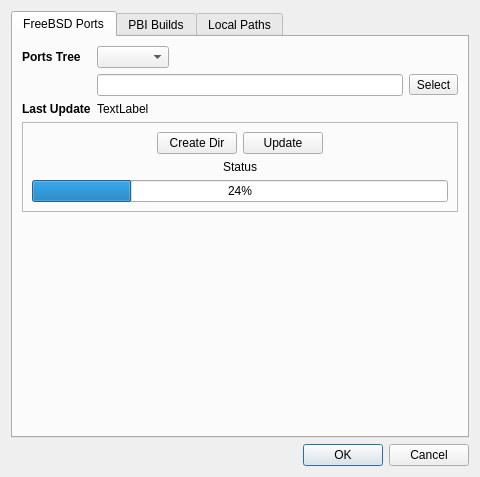
The window that src-qt4/EasyPBI-devel/preferencesDialog.ui (trueos/pcbsd) describes before a commit, drawn with Qt 5.
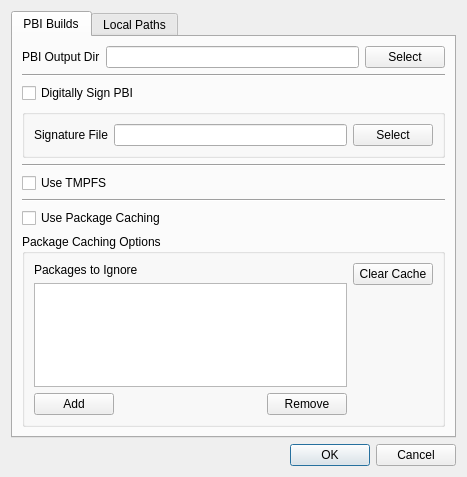
The same window after the commit. Icons and pictures are not drawn.

Commit message: Start the process of pruning the ports structures from the preferences dialog

Diff of the .ui file:
```diff
--- a/src-qt4/EasyPBI-devel/preferencesDialog.ui
+++ b/src-qt4/EasyPBI-devel/preferencesDialog.ui
@@ -22,164 +22,6 @@
      <property name="currentIndex">
       <number>0</number>
      </property>
-     <widget class="QWidget" name="tab_ports">
-      <attribute name="icon">
-       <iconset resource="EasyPBI.qrc">
-        <normaloff>:/png/icons/freebsd.png</normaloff>:/png/icons/freebsd.png</iconset>
-      </attribute>
-      <attribute name="title">
-       <string>FreeBSD Ports</string>
-      </attribute>
-      <layout class="QVBoxLayout" name="verticalLayout_5">
-       <item>
-        <layout class="QFormLayout" name="formLayout_3">
-         <property name="fieldGrowthPolicy">
-          <enum>QFormLayout::ExpandingFieldsGrow</enum>
-         </property>
-         <item row="0" column="0">
-          <widget class="QLabel" name="label_11">
-           <property name="font">
-            <font>
-             <weight>75</weight>
-             <bold>true</bold>
-            </font>
-           </property>
-           <property name="text">
-            <string>Ports Tree</string>
-           </property>
-          </widget>
-         </item>
-         <item row="0" column="1">
-          <widget class="QComboBox" name="list_portsDirectories"/>
-         </item>
-         <item row="1" column="1">
-          <layout class="QHBoxLayout" name="horizontalLayout_14">
-           <item>
-            <widget class="QLineEdit" name="line_otherPortsDir"/>
-           </item>
-           <item>
-            <widget class="QToolButton" name="tool_otherPortsDir">
-             <property name="text">
-              <string>Select</string>
-             </property>
-            </widget>
-           </item>
-          </layout>
-         </item>
-         <item row="2" column="0">
-          <widget class="QLabel" name="label_12">
-           <property name="font">
-            <font>
-             <weight>75</weight>
-             <bold>true</bold>
-            </font>
-           </property>
-           <property name="text">
-            <string>Last Update</string>
-           </property>
-          </widget>
-         </item>
-         <item row="2" column="1">
-          <widget class="QLabel" name="label_portsUpdated">
-           <property name="text">
-            <string>TextLabel</string>
-           </property>
-          </widget>
-         </item>
-         <item row="3" column="0" colspan="2">
-          <widget class="QFrame" name="frame">
-           <property name="frameShape">
-            <enum>QFrame::StyledPanel</enum>
-           </property>
-           <property name="frameShadow">
-            <enum>QFrame::Raised</enum>
-           </property>
-           <layout class="QVBoxLayout" name="verticalLayout_7">
-            <item>
-             <layout class="QHBoxLayout" name="horizontalLayout_5">
-              <item>
-               <spacer name="horizontalSpacer_2">
-                <property name="orientation">
-                 <enum>Qt::Horizontal</enum>
-                </property>
-                <property name="sizeHint" stdset="0">
-                 <size>
-                  <width>40</width>
-                  <height>20</height>
-                 </size>
-                </property>
-               </spacer>
-              </item>
-              <item>
-               <widget class="QPushButton" name="push_fetchPorts">
-                <property name="text">
-                 <string>Create Dir</string>
-                </property>
-                <property name="icon">
-                 <iconset resource="EasyPBI.qrc">
-                  <normaloff>:/png/icons/plus.png</normaloff>:/png/icons/plus.png</iconset>
-                </property>
-               </widget>
-              </item>
-              <item>
-               <widget class="QPushButton" name="push_updatePorts">
-                <property name="text">
-                 <string>Update</string>
-                </property>
-               </widget>
-              </item>
-              <item>
-               <spacer name="horizontalSpacer_3">
-                <property name="orientation">
-                 <enum>Qt::Horizontal</enum>
-                </property>
-                <property name="sizeHint" stdset="0">
-                 <size>
-                  <width>40</width>
-                  <height>20</height>
-                 </size>
-                </property>
-               </spacer>
-              </item>
-             </layout>
-            </item>
-            <item>
-             <widget class="QLabel" name="label_status">
-              <property name="text">
-               <string>Status</string>
-              </property>
-              <property name="alignment">
-               <set>Qt::AlignCenter</set>
-              </property>
-             </widget>
-            </item>
-            <item>
-             <widget class="QProgressBar" name="progressBar">
-              <property name="value">
-               <number>24</number>
-              </property>
-             </widget>
-            </item>
-           </layout>
-          </widget>
-         </item>
-        </layout>
-       </item>
-       <item>
-        <spacer name="verticalSpacer_4">
-         <property name="orientation">
-          <enum>Qt::Vertical</enum>
-         </property>
-         <property name="sizeHint" stdset="0">
-          <size>
-           <width>436</width>
-           <height>190</height>
-          </size>
-         </property>
-        </spacer>
-       </item>
-      </layout>
-     </widget>
      <widget class="QWidget" name="tab_pbi">
       <attribute name="icon">
        <iconset resource="EasyPBI.qrc">
```
The commit also changes 1 other file.
